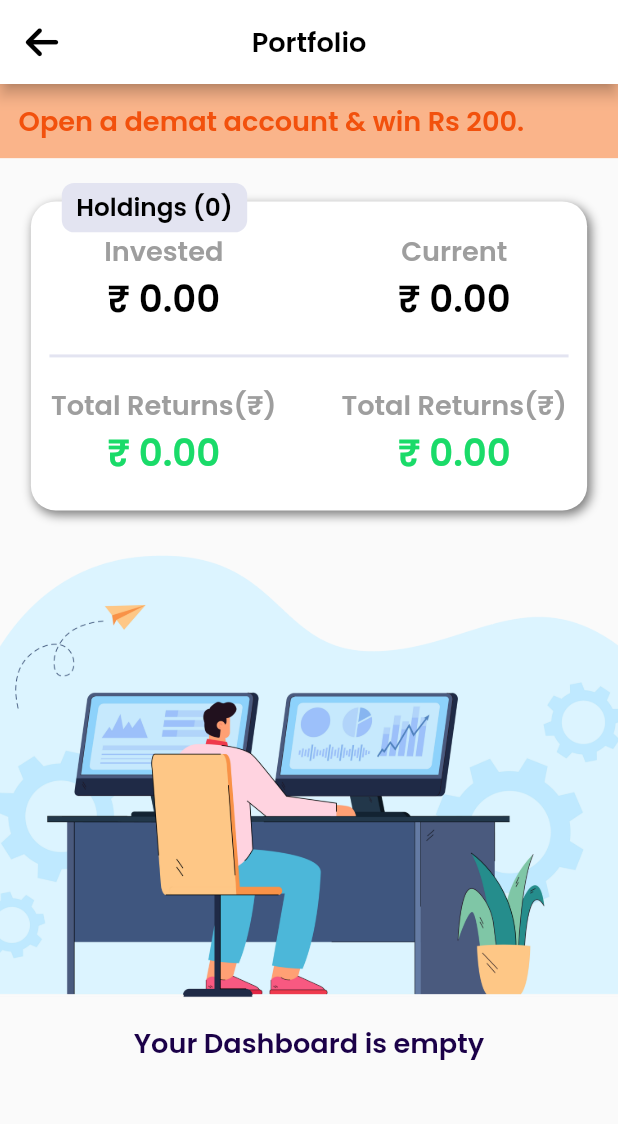
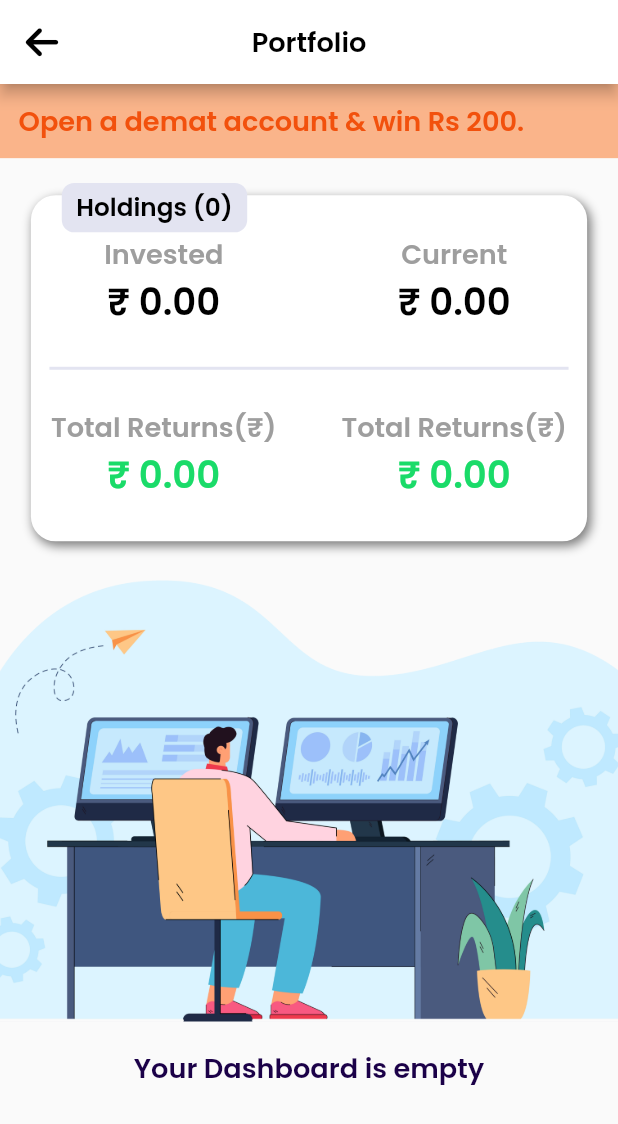
Before and after one commit to Sanjay0907/yaaro, a Flutter app: the Portfolio screen opened directly, on a phone screen of 412 x 824 dp. Shown: the top 1124 px of the screen. Run offline on Flutter 3.47's test engine with Material 2 defaults, Android fonts, the phone set to English and light mode, and no system bars; our stand-ins replace font_awesome_flutter, google_fonts, pin_code_fields, sizer.

Commit message:
portfolio

```diff
--- a/lib/view/portfolio/portfolio.dart
+++ b/lib/view/portfolio/portfolio.dart
@@ -48,13 +48,13 @@ class Portfolio extends StatelessWidget {
               height: 2.h,
             ),
             SizedBox(
-              height: 28.h,
+              height: 30.h,
               child: Stack(
                 children: [
                   Align(
                     alignment: Alignment.center,
                     child: Container(
-                      height: 25.h,
+                      height: 28.h,
                       width: 90.w,
                       padding: EdgeInsets.symmetric(
                         vertical: 1.h,
```
